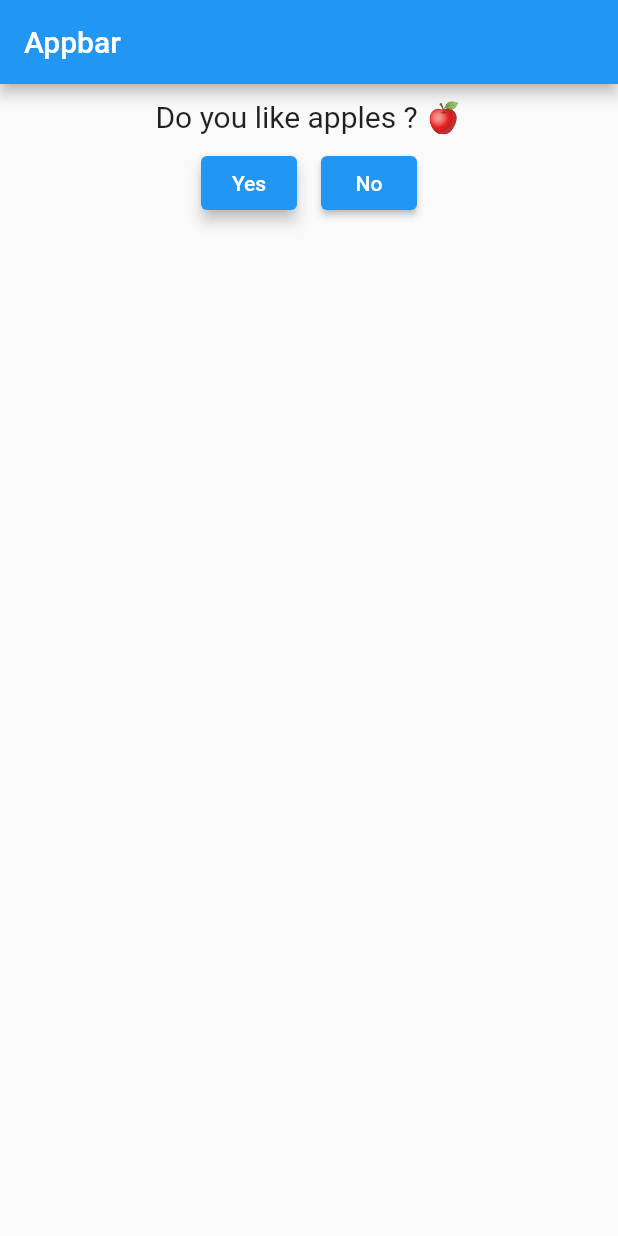
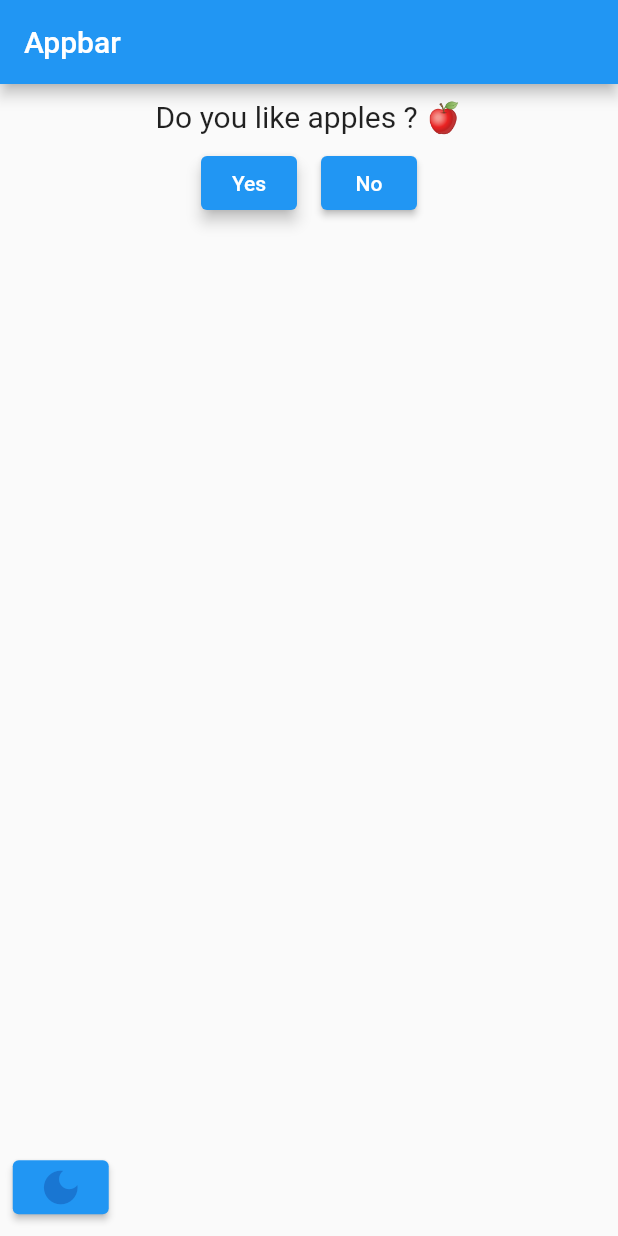
Before and after one commit to ajnart/flutter, a Flutter app: the screen it shows after launch, on a phone screen of 412 x 824 dp. Run offline on Flutter 3.47's test engine with Material 2 defaults, Android fonts, the phone set to English and light mode, and no system bars.

Commit message:
Added a Theme switcher!

```diff
--- a/quizz/lib/main.dart
+++ b/quizz/lib/main.dart
@@ -11,6 +11,8 @@ class App extends StatefulWidget {
 }
 
 class AppState extends State<App> {
+  ThemeMode getCurrentTheme() => _isDark ? ThemeMode.dark : ThemeMode.light;
+  static bool _isDark = false;
   var questionIndex = 0;
   var answers = [
     ['Yes', 'No'],
@@ -33,9 +35,29 @@ class AppState extends State<App> {
   @override
   Widget build(BuildContext context) {
     return MaterialApp(
+      theme: ThemeData.light(),
+      darkTheme: ThemeData.dark(),
+      themeMode: getCurrentTheme(),
       home: Scaffold(
         appBar: AppBar(
           title: Text('Appbar'),
+        ),
+        bottomSheet: Padding(
+          padding: EdgeInsets.all(8.5),
+          child:
+              //your elements here
+              ElevatedButton(
+            onPressed: () => setState(() {
+              _isDark = !_isDark;
+            }),
+            child: Icon(
+              Icons.dark_mode,
+              color: _isDark
+                  ? Theme.of(context).primaryColorLight
+                  : Theme.of(context).primaryColorDark,
+              size: 30.0,
+            ),
+          ),
         ),
         body: Column(
           children: <Widget>[
```
